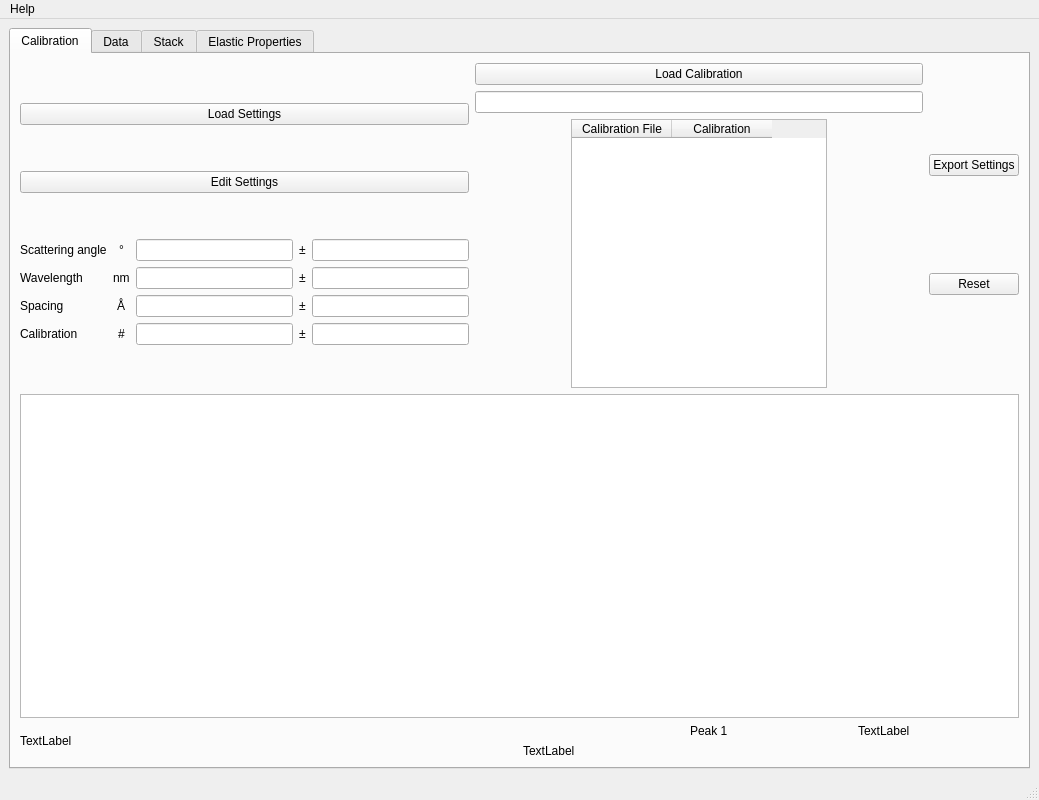
Qt form src/brillouinview/gui/ui/brillouinview_main_window.ui (KirstenSch/BrillouinView) before a commit.
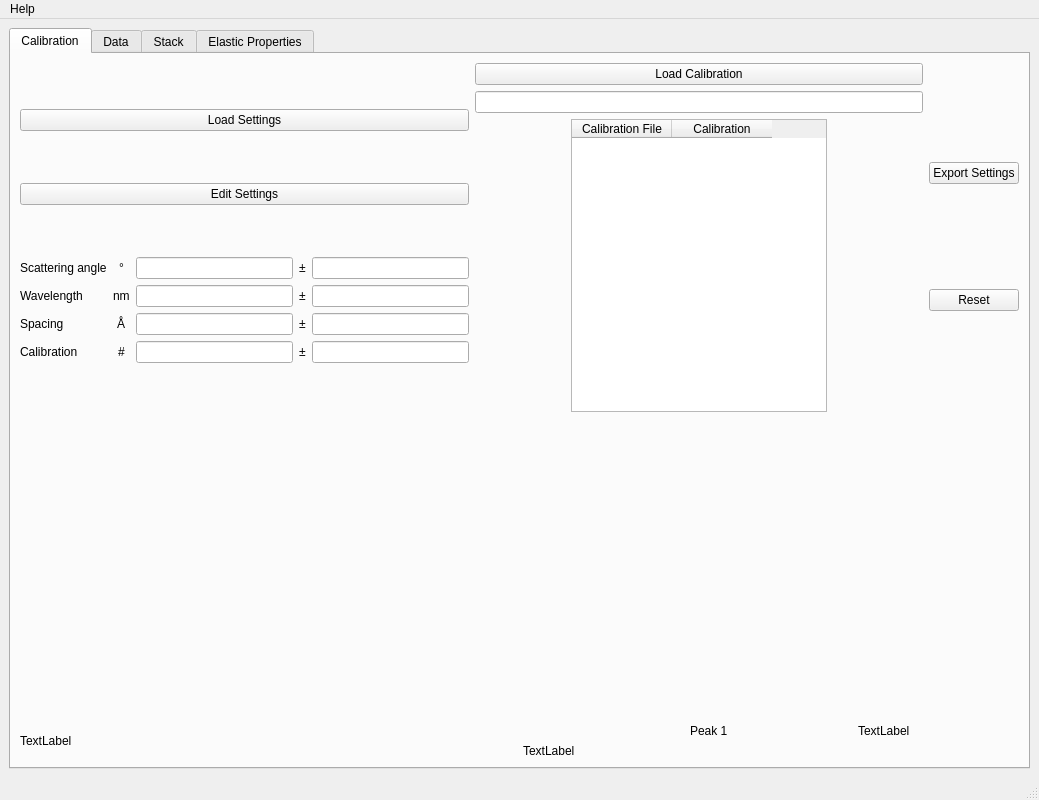
The same form after that commit. Custom widgets are drawn as their Qt base class.

Commit message: added graph widget with dummy data

The edit to the form file:
```diff
--- a/src/brillouinview/gui/ui/brillouinview_main_window.ui
+++ b/src/brillouinview/gui/ui/brillouinview_main_window.ui
@@ -265,7 +265,15 @@
         <item>
          <layout class="QVBoxLayout" name="tab_calibration_center">
           <item>
-           <widget class="QGraphicsView" name="load"/>
+           <widget class="PlotWidget" name="graph" native="true">
+            <property name="minimumSize">
+             <size>
+              <width>0</width>
+              <height>300</height>
+             </size>
+            </property>
+            <layout class="QVBoxLayout" name="verticalLayout"/>
+           </widget>
           </item>
          </layout>
         </item>
@@ -363,6 +371,14 @@
   </widget>
   <widget class="QStatusBar" name="statusbar"/>
  </widget>
+ <customwidgets>
+  <customwidget>
+   <class>PlotWidget</class>
+   <extends>QWidget</extends>
+   <header location="global">pyqtgraph</header>
+   <container>1</container>
+  </customwidget>
+ </customwidgets>
  <resources/>
  <connections/>
 </ui>
```
The commit also changes 3 other files.
